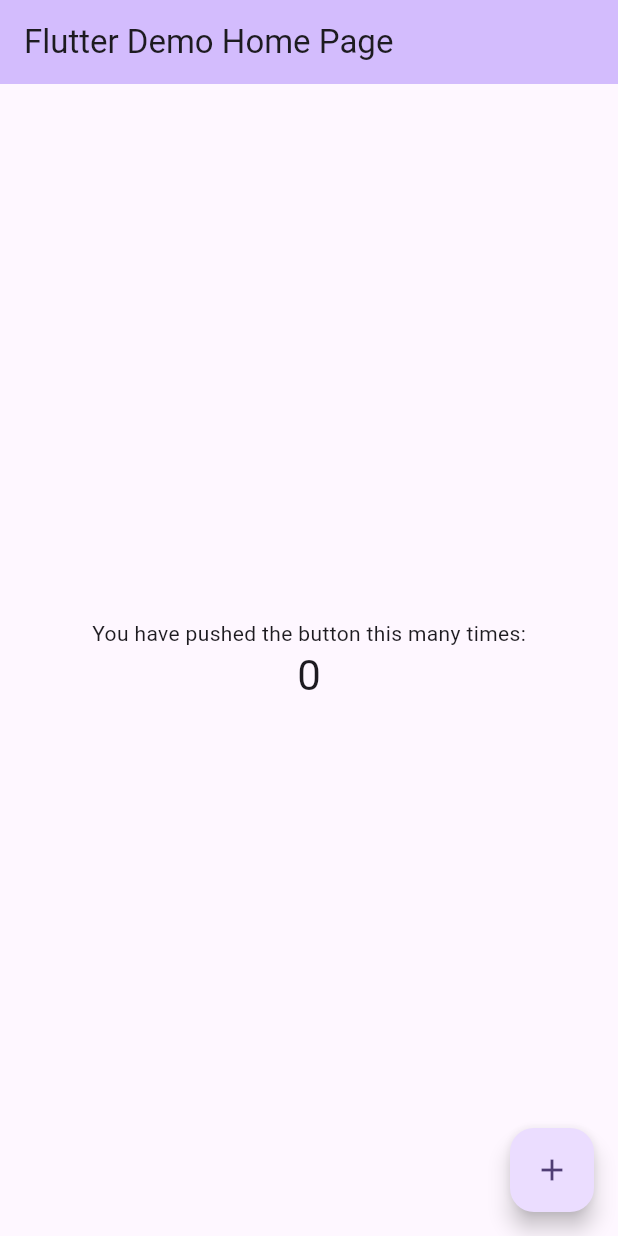
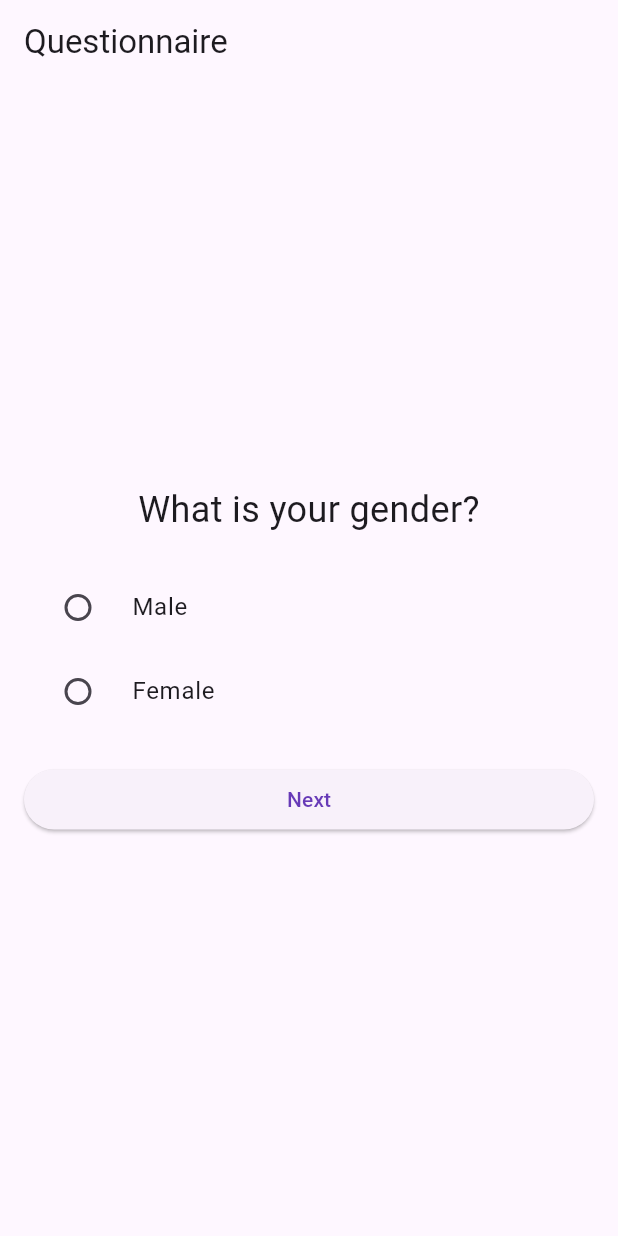
Before and after one commit to fouda19/KhayalApp, a Flutter app: the screen it shows after launch, on a phone screen of 412 x 824 dp. Run offline on Flutter 3.47's test engine with Material 3 defaults, Android fonts, the phone set to English and light mode, and no system bars.

Commit message:
questionnaire done

```diff
--- a/khayalfit/lib/main.dart
+++ b/khayalfit/lib/main.dart
@@ -1,4 +1,5 @@
 import 'package:flutter/material.dart';
+import 'package:khayalfit/pages/homepage.dart';
 
 void main() {
   runApp(const MyApp());
@@ -12,114 +13,16 @@
   Widget build(BuildContext context) {
     return MaterialApp(
       title: 'Flutter Demo',
+      debugShowCheckedModeBanner: false,
       theme: ThemeData(
-        // This is the theme of your application.
-        //
-        // TRY THIS: Try running your application with "flutter run". You'll see
-        // the application has a purple toolbar. Then, without quitting the app,
-        // try changing the seedColor in the colorScheme below to Colors.green
-        // and then invoke "hot reload" (save your changes or press the "hot
-        // reload" button in a Flutter-supported IDE, or press "r" if you used
-        // the command line to start the app).
-        //
-        // Notice that the counter didn't reset back to zero; the application
-        // state is not lost during the reload. To reset the state, use hot
-        // restart instead.
-        //
-        // This works for code too, not just values: Most code changes can be
-        // tested with just a hot reload.
-        colorScheme: ColorScheme.fromSeed(seedColor: Colors.deepPurple),
+
+        colorScheme: ColorScheme.fromSeed(seedColor: Colors.deepPurple,
+        primary: Colors.deepPurple,
+
+        ),
         useMaterial3: true,
       ),
-      home: const MyHomePage(title: 'Flutter Demo Home Page'),
+      home: const MyHomePage(),
     );
   }
 }
-
-class MyHomePage extends StatefulWidget {
-  const MyHomePage({super.key, required this.title});
-
-  // This widget is the home page of your application. It is stateful, meaning
-  // that it has a State object (defined below) that contains fields that affect
-  // how it looks.
-
-  // This class is the configuration for the state. It holds the values (in this
-  // case the title) provided by the parent (in this case the App widget) and
-  // used by the build method of the State. Fields in a Widget subclass are
-  // always marked "final".
-
-  final String title;
-
-  @override
-  State<MyHomePage> createState() => _MyHomePageState();
-}
-
-class _MyHomePageState extends State<MyHomePage> {
-  int _counter = 0;
-
-  void _incrementCounter() {
-    setState(() {
-      // This call to setState tells the Flutter framework that something has
-      // changed in this State, which causes it to rerun the build method below
-      // so that the display can reflect the updated values. If we changed
-      // _counter without calling setState(), then the build method would not be
-      // called again, and so nothing would appear to happen.
-      _counter++;
-    });
-  }
-
-  @override
-  Widget build(BuildContext context) {
-    // This method is rerun every time setState is called, for instance as done
-    // by the _incrementCounter method above.
-    //
-    // The Flutter framework has been optimized to make rerunning build methods
-    // fast, so that you can just rebuild anything that needs updating rather
-    // than having to individually change instances of widgets.
-    return Scaffold(
-      appBar: AppBar(
-        // TRY THIS: Try changing the color here to a specific color (to
-        // Colors.amber, perhaps?) and trigger a hot reload to see the AppBar
-        // change color while the other colors stay the same.
-        backgroundColor: Theme.of(context).colorScheme.inversePrimary,
-        // Here we take the value from the MyHomePage object that was created by
-        // the App.build method, and use it to set our appbar title.
-        title: Text(widget.title),
-      ),
-      body: Center(
-        // Center is a layout widget. It takes a single child and positions it
-        // in the middle of the parent.
-        child: Column(
-          // Column is also a layout widget. It takes a list of children and
-          // arranges them vertically. By default, it sizes itself to fit its
-          // children horizontally, and tries to be as tall as its parent.
-          //
-          // Column has various properties to control how it sizes itself and
-          // how it positions its children. Here we use mainAxisAlignment to
-          // center the children vertically; the main axis here is the vertical
-          // axis because Columns are vertical (the cross axis would be
-          // horizontal).
-          //
-          // TRY THIS: Invoke "debug painting" (choose the "Toggle Debug Paint"
-          // action in the IDE, or press "p" in the console), to see the
-          // wireframe for each widget.
-          mainAxisAlignment: MainAxisAlignment.center,
-          children: <Widget>[
-            const Text(
-              'You have pushed the button this many times:',
-            ),
-            Text(
-              '$_counter',
-              style: Theme.of(context).textTheme.headlineMedium,
-            ),
-          ],
-        ),
-      ),
-      floatingActionButton: FloatingActionButton(
-        onPressed: _incrementCounter,
-        tooltip: 'Increment',
-        child: const Icon(Icons.add),
-      ), // This trailing comma makes auto-formatting nicer for build methods.
-    );
-  }
-}
--- /dev/null
+++ b/khayalfit/lib/pages/homepage.dart
@@ -0,0 +1,295 @@
+import 'package:flutter/material.dart';
+import 'package:flutter/services.dart';
+import 'package:flutter/widgets.dart';
+
+class MyHomePage extends StatefulWidget {
+  const MyHomePage({
+    super.key,
+  });
+
+  @override
+  State<MyHomePage> createState() => _MyHomePageState();
+}
+
+enum QuestionType { text, radio, dropdown, multipleFields }
+
+class SubQuestion {
+  final String text;
+  final QuestionType type;
+  final List<String>? options;
+
+  SubQuestion(this.text, this.type, {this.options});
+}
+
+class Question {
+  final String text;
+  final QuestionType type;
+  final List<String>? options;
+  final List<SubQuestion>? subQuestions;
+
+  Question(this.text, this.type, {this.options, this.subQuestions});
+}
+
+class _MyHomePageState extends State<MyHomePage> {
+  final PageController _pageController = PageController();
+  final List<Question> _questions = [
+    Question(
+      "What is your gender?",
+      QuestionType.radio,
+      options: ["Male", "Female"],
+    ),
+    Question(
+      "What is your age range?",
+      QuestionType.radio,
+      options: ["18-23", "24-29", "30-35", "36-41", "42-47", "48-53", "54+"],
+    ),
+    Question(
+      "What is your height? (in cm)",
+      QuestionType.text,
+    ),
+    Question(
+      "What is your weight? (in kg)",
+      QuestionType.text,
+    ),
+    Question(
+      "Your body fat percentage",
+      QuestionType.radio,
+      options: ["8%", "15%", "20%", "25%", "35%"],
+    ),
+    Question(
+      "How active are you?",
+      QuestionType.radio,
+      options: [
+        "Not Active",
+        "Lightly Active",
+        "Moderately Active",
+        "Very Active",
+        "Extremely Active"
+      ],
+    ),
+    Question(
+      "What is your goal?",
+      QuestionType.radio,
+      options: [
+        "Lose weight and get shredded to the bones.",
+        "Gain lean Muscle and get big."
+      ],
+    ),
+    Question(
+      "Provide the following details:",
+      QuestionType.multipleFields,
+      subQuestions: [
+        SubQuestion("First Name", QuestionType.text),
+        SubQuestion("Last Name", QuestionType.text),
+        SubQuestion("Phone Number", QuestionType.text),
+        SubQuestion("Email", QuestionType.text),
+        SubQuestion("Confirm Email", QuestionType.text),
+      ],
+    ),
+    // Question(
+    //   "What is your age range?",
+    //   QuestionType.dropdown,
+    //   options: ["18-25", "26-35", "36-45", "46+"],
+    // ),
+  ];
+  int _currentQuestionIndex = 0;
+  Map<int, dynamic> _answers = {};
+  Map<int, bool> _isValid = {};
+
+  void _nextQuestion() {
+  if (_validateCurrentQuestion()) {
+    if (_currentQuestionIndex < _questions.length - 1) {
+      setState(() {
+        _currentQuestionIndex++;
+      });
+      _pageController.nextPage(
+        duration: Duration(milliseconds: 300),
+        curve: Curves.easeInOut,
+      );
+    }
+  }
+}
+
+  void _previousQuestion() {
+    if (_currentQuestionIndex > 0) {
+      setState(() {
+        _currentQuestionIndex--;
+      });
+      _pageController.previousPage(
+        duration: Duration(milliseconds: 300),
+        curve: Curves.easeInOut,
+      );
+    }
+  }
+
+  void _submitAnswers() {
+    if (_validateCurrentQuestion()) {
+      print(_answers);
+    }
+  }
+
+    bool _validateCurrentQuestion() {
+    final question = _questions[_currentQuestionIndex];
+    bool isValid = false;
+
+    if (question.type == QuestionType.text) {
+      final answer = _answers[_currentQuestionIndex];
+      isValid = answer != null && answer.isNotEmpty;
+    } else if (question.type == QuestionType.radio) {
+      final answer = _answers[_currentQuestionIndex];
+      isValid = answer != null;
+    } else if (question.type == QuestionType.dropdown) {
+      final answer = _answers[_currentQuestionIndex];
+      isValid = answer != null;
+    } else if (question.type == QuestionType.multipleFields) {
+      final answers = _answers[_currentQuestionIndex] as Map?;
+      if (answers == null) {
+        isValid = false;
+      } else {
+        isValid = question.subQuestions!.every((subQuestion) {
+          final subAnswer = answers[question.subQuestions!.indexOf(subQuestion)];
+          return subAnswer != null && (subAnswer is String ? subAnswer.isNotEmpty : subAnswer != null);
+        });
+      }
+    }
+
+    setState(() {
+      _isValid[_currentQuestionIndex] = isValid;
+    });
+
+    return isValid;
+  }
+
+  void _saveAnswer(int index, dynamic answer) {
+    _answers[index] = answer;
+  }
+
+  void _saveSubAnswer(int questionIndex, int subQuestionIndex, dynamic answer) {
+    if (_answers[questionIndex] == null) {
+      _answers[questionIndex] = {};
+    }
+    (_answers[questionIndex] as Map)[subQuestionIndex] = answer;
+  }
+
+  @override
+  Widget build(BuildContext context) {
+    return Scaffold(
+      appBar: AppBar(
+        title: Text('Questionnaire'),
+      ),
+      body: PageView.builder(
+        controller: _pageController,
+        physics: NeverScrollableScrollPhysics(),
+        itemCount: _questions.length,
+        itemBuilder: (context, index) {
+          final question = _questions[index];
+          return Padding(
+            padding: const EdgeInsets.all(16.0),
+            child: Column(
+              mainAxisAlignment: MainAxisAlignment.center,
+              crossAxisAlignment: CrossAxisAlignment.stretch,
+              children: [
+                Text(
+                  question.text,
+                  style: TextStyle(fontSize: 24),
+                  textAlign: TextAlign.center,
+                ),
+                SizedBox(height: 20),
+                if (question.type == QuestionType.text)
+                  TextField(
+                    onChanged: (value) => _saveAnswer(index, value),
+                    keyboardType: TextInputType.number,
+                    inputFormatters: [FilteringTextInputFormatter.digitsOnly],
+                    decoration: InputDecoration(
+                      border: OutlineInputBorder(),
+                      labelText: 'Your Answer',
+                    ),
+                  ),
+                if (question.type == QuestionType.radio)
+                  ...question.options!.map((option) {
+                    return RadioListTile(
+                      title: Text(option),
+                      value: option,
+                      groupValue: _answers[index],
+                      onChanged: (value) =>
+                          setState(() => _saveAnswer(index, value)),
+                    );
+                  }).toList(),
+                if (question.type == QuestionType.dropdown)
+                  DropdownButton<String>(
+                    value: _answers[index],
+                    onChanged: (value) =>
+                        setState(() => _saveAnswer(index, value)),
+                    items: question.options!.map((String option) {
+                      return DropdownMenuItem<String>(
+                        value: option,
+                        child: Text(option),
+                      );
+                    }).toList(),
+                  ),
+                if (question.type == QuestionType.multipleFields &&
+                    question.subQuestions != null)
+                  Expanded(
+                    child: ListView.builder(
+                      itemCount: question.subQuestions!.length,
+                      itemBuilder: (context, subIndex) {
+                        final subQuestion = question.subQuestions![subIndex];
+                        return Padding(
+                          padding: const EdgeInsets.only(bottom: 16.0),
+                          child: Column(
+                            crossAxisAlignment: CrossAxisAlignment.stretch,
+                            children: [
+                              Text(
+                                subQuestion.text,
+                                style: TextStyle(fontSize: 18),
+                              ),
+                              SizedBox(height: 8),
+                                if (subQuestion.text == 'Phone Number')
+                                TextField(
+                                  inputFormatters: [FilteringTextInputFormatter.digitsOnly],
+                                  onChanged: (value) =>
+                                      _saveSubAnswer(index, subIndex, value),
+                                  decoration: InputDecoration(
+                                    border: OutlineInputBorder(),
+                                    labelText: subQuestion.text,
+                                  ),
+                                )
+                                else
+                                TextField(
+                                  onChanged: (value) =>
+                                      _saveSubAnswer(index, subIndex, value),
+                                  decoration: InputDecoration(
+                                    border: OutlineInputBorder(),
+                                    labelText: subQuestion.text,
+                                  ),
+                                ),
+                            ],
+                          ),
+                        );
+                      },
+                    ),
+                  ),
+                SizedBox(height: 20),
+                if (_currentQuestionIndex < _questions.length - 1)
+                  ElevatedButton(
+                    onPressed: _nextQuestion,
+                    child: Text('Next'),
+                  )
+                else
+                  ElevatedButton(
+                    onPressed: _submitAnswers,
+                    child: Text('Submit'),
+                  ),
+                if (_currentQuestionIndex > 0)
+                  ElevatedButton(
+                    onPressed: _previousQuestion,
+                    child: Text('Back'),
+                  ),
+              ],
+            ),
+          );
+        },
+      ),
+    );
+  }
+}
```
